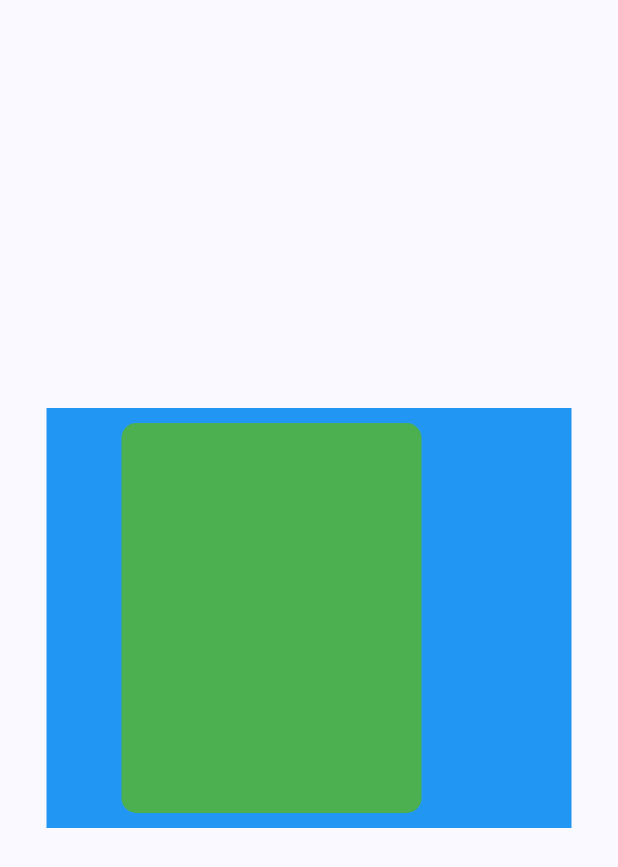
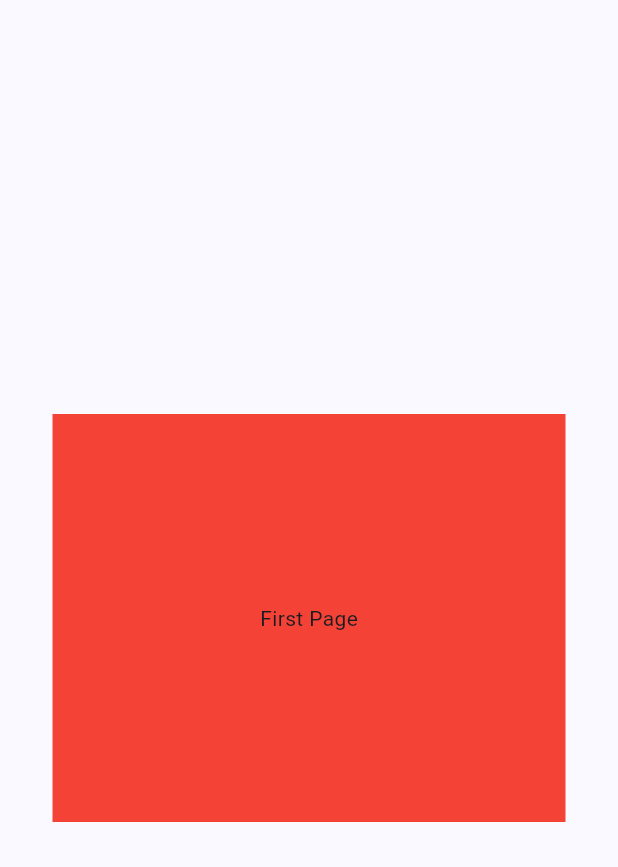
Before and after one commit to hydev777/wt-flutter-samples, a Flutter app: the SwipeCards screen opened directly, on a phone screen of 412 x 824 dp. Shown: the top 867 px of the screen. Run offline on Flutter 3.47's test engine with Material 3 defaults, Android fonts, the phone set to English and light mode, and no system bars.

Commit message:
added pageview to swipe cards

```diff
--- a/lib/main.dart
+++ b/lib/main.dart
@@ -225,19 +225,19 @@ class _MyHomePageState extends State<MyHomePage> {
               },
               child: const Text('Expandable Task Card'),
             ),
-            // const SizedBox(
-            //   height: 5,
-            // ),
-            // FilledButton(
-            //   onPressed: () {
-            //     Navigator.of(context).push(
-            //       MaterialPageRoute<void>(
-            //         builder: (BuildContext context) => const SwipeCards(),
-            //       ),
-            //     );
-            //   },
-            //   child: const Text('Swipe Cards'),
-            // )
+            const SizedBox(
+              height: 5,
+            ),
+            FilledButton(
+              onPressed: () {
+                Navigator.of(context).push(
+                  MaterialPageRoute<void>(
+                    builder: (BuildContext context) => const SwipeCards(),
+                  ),
+                );
+              },
+              child: const Text('Swipe Cards'),
+            )
           ],
         ),
       ),
--- a/lib/swipe_cards.dart
+++ b/lib/swipe_cards.dart
@@ -9,6 +9,7 @@ class SwipeCards extends StatefulWidget {
 
 class _SwipeCardsState extends State<SwipeCards> {
   final ScrollController _controller = ScrollController();
+  late PageController _pageViewController;
   List<Map<String, dynamic>> cards = [
     {
       "name": "Sukuna",
@@ -43,10 +44,16 @@ class _SwipeCardsState extends State<SwipeCards> {
   @override
   void initState() {
     super.initState();
-
+    _pageViewController = PageController();
     _controller.addListener(() {
       print(_controller.position.context.notificationContext!.widget);
     });
+  }
+
+  @override
+  void dispose() {
+    _pageViewController.dispose();
+    super.dispose();
   }
 
   @override
@@ -54,27 +61,31 @@ class _SwipeCardsState extends State<SwipeCards> {
     return Scaffold(
       body: Center(
         child: Container(
-          color: Colors.blue,
           height: 280,
           width: 350,
-          child: ListView.builder(
-            controller: _controller,
-            scrollDirection: Axis.horizontal,
-            itemCount: cards.length,
-            itemBuilder: (context, index) {
-              return Container(
-                margin:
-                    const EdgeInsets.symmetric(horizontal: 50, vertical: 10),
-                height: 200,
-                width: 200,
-                decoration: const BoxDecoration(
-                  color: Colors.green,
-                  borderRadius: BorderRadius.all(
-                    Radius.circular(10),
-                  ),
-                ),
-              );
-            },
+          child: PageView(
+            controller: _pageViewController,
+            onPageChanged: (page) {},
+
+            children: <Widget>[
+              Container(
+                color: Colors.red,
+                alignment: Alignment.center,
+                margin: EdgeInsets.all(4),
+                child: Text('First Page'),
+              ),
+              Container(
+                margin: EdgeInsets.all(4),
+                alignment: Alignment.center,
+                child: Text('Second Page'),
+              ),
+              Container(
+                color: Colors.yellow,
+                margin: EdgeInsets.all(4),
+                alignment: Alignment.center,
+                child: Text('Third Page'),
+              ),
+            ],
           ),
         ),
       ),
```
